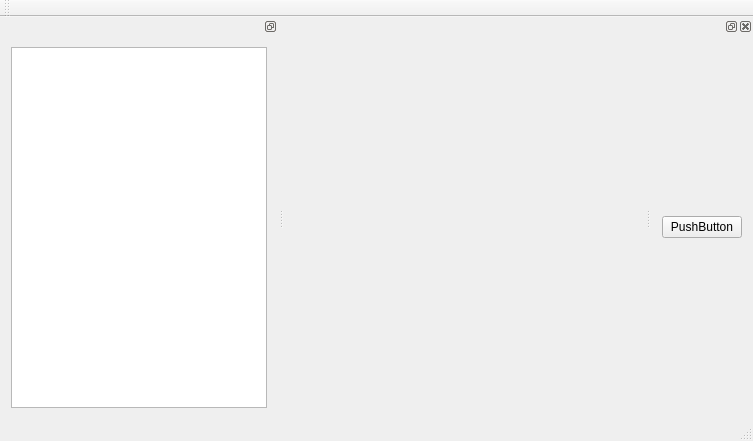
Qt form App/AppSDT/sdtmainwindow.ui (tiangaomingjing/ServoDriveTech) before a commit.
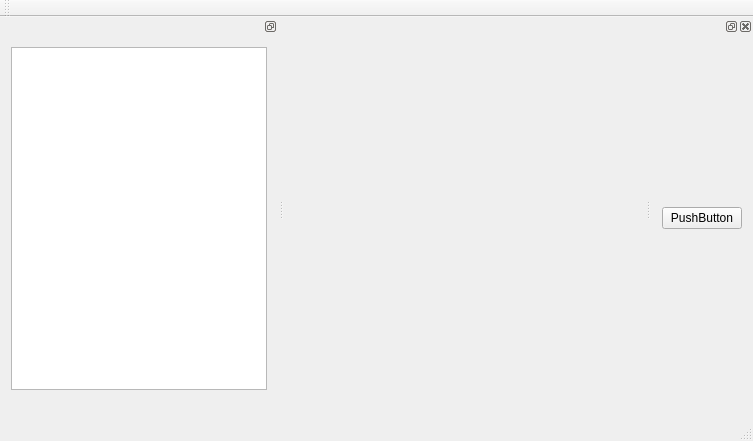
The same form after that commit.

Patch:
```diff
--- a/App/AppSDT/sdtmainwindow.ui
+++ b/App/AppSDT/sdtmainwindow.ui
@@ -59,7 +59,14 @@
     <bool>false</bool>
    </attribute>
   </widget>
-  <widget class="QStatusBar" name="statusBar"/>
+  <widget class="QStatusBar" name="statusBar">
+   <property name="minimumSize">
+    <size>
+     <width>0</width>
+     <height>40</height>
+    </size>
+   </property>
+  </widget>
   <widget class="QDockWidget" name="dockWidgetNav">
    <property name="features">
     <set>QDockWidget::DockWidgetFloatable|QDockWidget::DockWidgetMovable</set>
```
